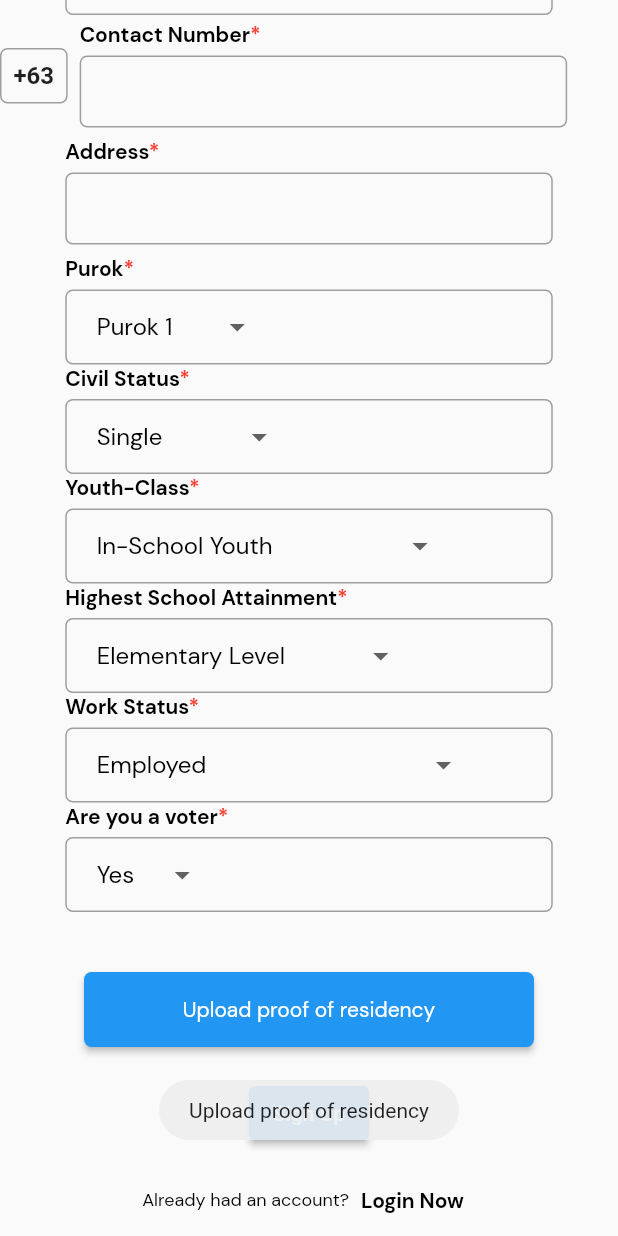
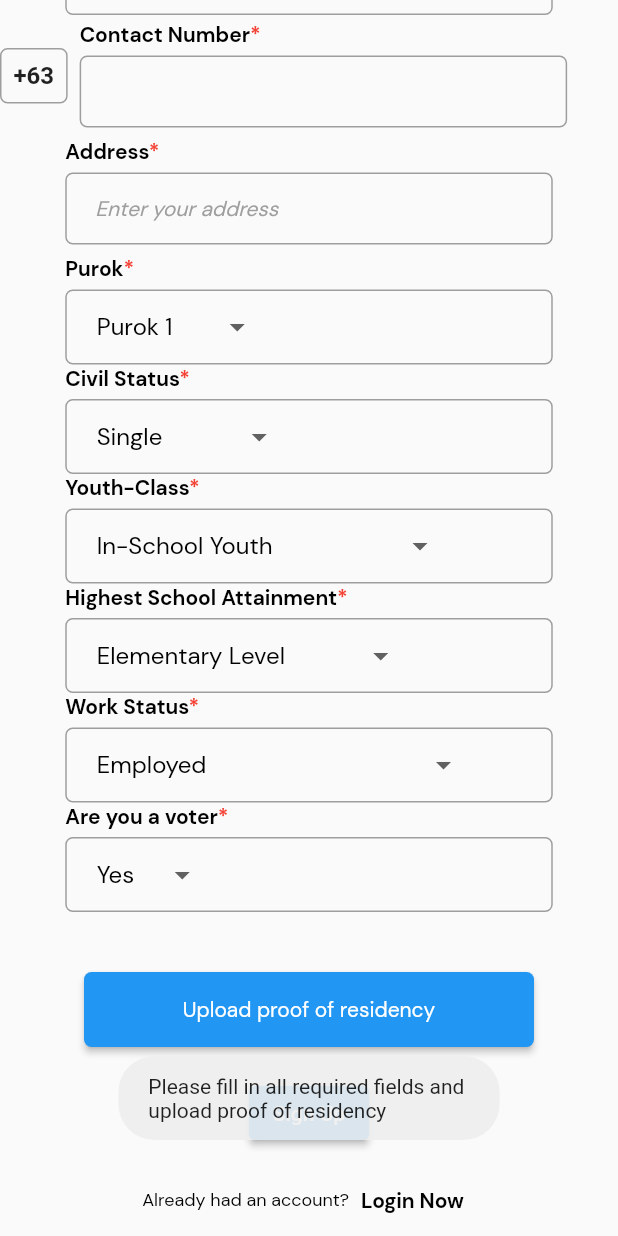
Before and after one commit to KarlGMNTZ/SKMobileAppLatest, a Flutter app: the SignupScreen screen opened directly, scrolled down 867 dp, after a tap on "Sign Up", on a phone screen of 412 x 824 dp. Run offline on Flutter 3.47's test engine with Material 2 defaults, Android fonts, the phone set to English and light mode, and no system bars; our stand-ins replace awesome_notifications, carousel_slider, cloud_firestore, file_picker, firebase_auth, firebase_core and 6 more; accounts and stored records are empty; network calls fail.

Commit message:
fixed signup handling

```diff
--- a/lib/screens/auth/signup_screen.dart
+++ b/lib/screens/auth/signup_screen.dart
@@ -4,6 +4,7 @@ import 'package:file_picker/file_picker.dart';
 import 'package:firebase_auth/firebase_auth.dart';
 import 'package:flutter/foundation.dart';
 import 'package:flutter/material.dart';
+import 'package:flutter/services.dart';
 import 'package:image_picker/image_picker.dart';
 import 'package:sk_app/screens/auth/landing_screen.dart';
 import 'package:sk_app/screens/auth/login_screen.dart';
@@ -15,6 +16,13 @@ import 'package:firebase_storage/firebase_storage.dart' as firebase_storage;
 import 'package:path/path.dart' as path;
 import '../../widgets/toast_widget.dart';
 
+bool isValidEmail(String email) {
+  // Add your email validation logic here
+  // For a simple example, you can use a regular expression
+  final emailRegex = RegExp(r'^[\w-]+(\.[\w-]+)*@[\w-]+(\.[\w-]+)+$');
+  return emailRegex.hasMatch(email);
+}
+
 class SignupScreen extends StatefulWidget {
   const SignupScreen({super.key});
 
@@ -23,6 +31,11 @@ class SignupScreen extends StatefulWidget {
 }
 
 class _SignupScreenState extends State<SignupScreen> {
+  bool isFieldValid(String value) {
+    return value.isNotEmpty;
+  }
+
+  bool loading = false;
   final FirebaseAuth _auth = FirebaseAuth.instance;
   late String _verificationId;
 
@@ -393,15 +406,50 @@ class _SignupScreenState extends State<SignupScreen> {
             const SizedBox(
               height: 10,
             ),
-            TextFieldWidget(label: 'First Name', controller: fnameController),
+            TextFieldWidget(
+              label: 'First Name',
+              hint: 'Enter your first name',
+              controller: fnameController,
+              isRequred: true, // Indicate that this field is required
+              validator: (value) {
+                if (value == null || value.isEmpty) {
+                  return 'First Name is required';
+                }
+                return null; // Return null if the validation is successful
+              },
+            ),
             const SizedBox(
               height: 10,
             ),
-            TextFieldWidget(label: 'Middle Name', controller: mnameController),
+            TextFieldWidget(
+              label: 'Middle Name',
+              hint: 'Enter your middle name',
+              controller: mnameController,
+              isRequred: true, // Indicate that this field is required
+              validator: (value) {
+                if (value == null || value.isEmpty) {
+                  return 'Middle Name is required';
+                }
+                return null; // Return null if the validation is successful
+              },
+              // Add any other properties or customization you need
+            ),
             const SizedBox(
               height: 10,
             ),
-            TextFieldWidget(label: 'Last Name', controller: lnameController),
+            TextFieldWidget(
+              label: 'Last Name',
+              hint: 'Enter your last name',
+              controller: lnameController,
+              isRequred: true, // Indicate that this field is required
+              validator: (value) {
+                if (value == null || value.isEmpty) {
+                  return 'Last Name is required';
+                }
+                return null; // Return null if the validation is successful
+              },
+              // Add any other properties or customization you need
+            ),
             Column(
               crossAxisAlignment: CrossAxisAlignment.start,
               children: [
@@ -500,7 +548,22 @@ class _SignupScreenState extends State<SignupScreen> {
               style: const TextStyle(
                   fontSize: 16), // Adjust the font size as needed
             ),
-            TextFieldWidget(label: 'Email', controller: emailController),
+            TextFieldWidget(
+              label: 'Email',
+              hint: 'Enter your email address',
+              controller: emailController,
+              inputType:
+                  TextInputType.emailAddress, // Set the input type for email
+              validator: (value) {
+                if (value == null || value.isEmpty) {
+                  return 'Email is required';
+                } else if (!isValidEmail(value)) {
+                  return 'Enter a valid email address';
+                }
+                return null; // Return null if the validation is successful
+              },
+              // Add any other properties or customization you need
+            ),
             const SizedBox(
               height: 5,
             ),
@@ -532,6 +595,10 @@ class _SignupScreenState extends State<SignupScreen> {
                     inputType: TextInputType.number,
                     label: 'Contact Number',
                     controller: contactNumberController,
+                    inputFormatters: [
+                      LengthLimitingTextInputFormatter(
+                          10), // Limit the length to 10 digits
+                    ],
                   ),
                 ),
               ],
@@ -539,7 +606,19 @@ class _SignupScreenState extends State<SignupScreen> {
             const SizedBox(
               height: 5,
             ),
-            TextFieldWidget(label: 'Address', controller: addressController),
+            TextFieldWidget(
+              label: 'Address',
+              hint: 'Enter your address',
+              controller: addressController,
+              validator: (value) {
+                if (value == null || value.isEmpty) {
+                  return 'Address is required';
+                }
+                // Add any additional address validation logic here if needed
+                return null; // Return null if the validation is successful
+              },
+              // Add any other properties or customization you need
+            ),
             const SizedBox(
               height: 5,
             ),
@@ -928,44 +1007,79 @@ class _SignupScreenState extends State<SignupScreen> {
               fontSize: 14,
               label: 'Upload proof of residency',
               onPressed: () async {
-                await FilePicker.platform
-                    .pickFiles(
+                try {
+                  setState(() {
+                    loading =
+                        true; // Set loading to true when starting the upload
+                  });
+
+                  final FilePickerResult? result =
+                      await FilePicker.platform.pickFiles(
                     allowMultiple: false,
                     onFileLoading: (p0) {
                       return const CircularProgressIndicator();
                     },
-                )
-                    .then((value) {
-                  setState(
-                    () {
+                  );
+
+                  if (result != null) {
+                    setState(() {
                       pickedFile = true;
-                      fileName = value!.names[0]!;
-                      imageFile = File(value.paths[0]!);
-                    },
-                  );
-                  return null;
+                      fileName = result.names[0]!;
+                      imageFile = File(result.paths[0]!);
                     });
 
                     await firebase_storage.FirebaseStorage.instance
                         .ref('Files/$fileName')
                         .putFile(imageFile);
+
                     fileUrl = await firebase_storage.FirebaseStorage.instance
                         .ref('Files/$fileName')
                         .getDownloadURL();
-                setState(() {});
+
+                    // Perform any additional logic with fileUrl if needed
+
+                    setState(() {
+                      loading =
+                          false; // Set loading to false after a successful upload
+                    });
+                  } else {
+                    // Handle the case when the user cancels the file picking
+                    setState(() {
+                      loading =
+                          false; // Set loading to false in case of cancellation
+                    });
+                  }
+                } catch (error) {
+                  // Handle any errors that might occur during the upload
+                  print('Error uploading file: $error');
+                  setState(() {
+                    loading = false; // Set loading to false in case of an error
+                  });
+                }
               },
             ),
+            if (loading) CircularProgressIndicator(),
             const SizedBox(
               height: 20,
             ),
             ElevatedButton(
               onPressed: () {
-                if (pickedFile) {
+                // Check if all required fields are filled
+                if (pickedFile &&
+                    isFieldValid(fnameController.text) &&
+                    isFieldValid(mnameController.text) &&
+                    isFieldValid(lnameController.text) &&
+                    isFieldValid(contactNumberController.text) &&
+                    isFieldValid(addressController.text)) {
+                  // All required fields are filled, proceed with the sign-up process
+
                   // First, send OTP
                   _sendOTP();
+
                   // Show dialog for OTP entry
                 } else {
-                  showToast('Upload proof of residency');
+                  showToast(
+                      'Please fill in all required fields and \nupload proof of residency');
                 }
               },
               child: const Text('Sign Up'),
```
Lines whose indentation alone changed are shown as unchanged.
